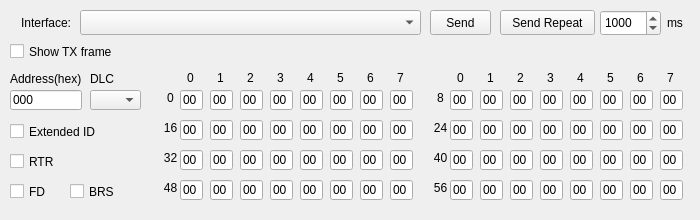
Above: src/window/RawTxWindow/RawTxWindow.ui from inniyah/CANgaroo before the change. Below: the same form after it.
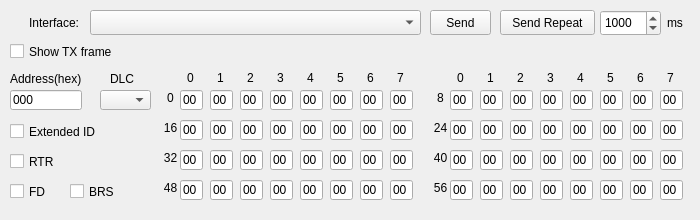
That is the form after the change.

The edit to the form file:
```diff
--- a/src/window/RawTxWindow/RawTxWindow.ui
+++ b/src/window/RawTxWindow/RawTxWindow.ui
@@ -115,7 +115,7 @@
     <rect>
      <x>10</x>
      <y>70</y>
-     <width>81</width>
+     <width>101</width>
      <height>17</height>
     </rect>
    </property>
@@ -126,7 +126,7 @@
   <widget class="QLabel" name="label_2">
    <property name="geometry">
     <rect>
-     <x>90</x>
+     <x>110</x>
      <y>70</y>
      <width>41</width>
      <height>17</height>
@@ -181,9 +181,9 @@
   <widget class="QComboBox" name="comboBoxInterface">
    <property name="geometry">
     <rect>
-     <x>80</x>
+     <x>90</x>
      <y>10</y>
-     <width>341</width>
+     <width>331</width>
      <height>25</height>
     </rect>
    </property>
@@ -191,9 +191,9 @@
   <widget class="QLabel" name="label_12">
    <property name="geometry">
     <rect>
-     <x>10</x>
+     <x>8</x>
      <y>10</y>
-     <width>61</width>
+     <width>71</width>
      <height>26</height>
     </rect>
    </property>
@@ -233,7 +233,7 @@
   <widget class="QComboBox" name="comboBoxDLC">
    <property name="geometry">
     <rect>
-     <x>90</x>
+     <x>100</x>
      <y>90</y>
      <width>51</width>
      <height>20</height>
@@ -1858,7 +1858,7 @@
     <rect>
      <x>10</x>
      <y>40</y>
-     <width>121</width>
+     <width>141</width>
      <height>23</height>
     </rect>
    </property>
```
